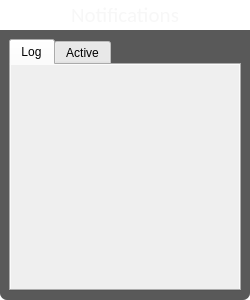
Before: the Qt Designer form UiModule/ui/NotificationBrowserWidget.ui in realXtend/tundra, drawn with Qt 5.
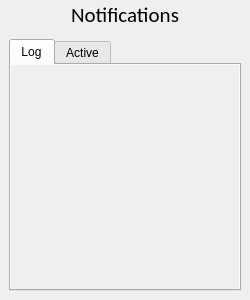
After: the same form once the commit is applied. The open tabs and pages were chosen to show the change. Icons and pictures are not drawn.

Patch:
```diff
--- a/UiModule/ui/NotificationBrowserWidget.ui
+++ b/UiModule/ui/NotificationBrowserWidget.ui
@@ -32,16 +32,7 @@
    <string>NotificationBrowserWidget</string>
   </property>
   <property name="styleSheet">
-   <string notr="true">QWidget#NotificationBrowserWidget {
-	background-color: transparent;
-}
-
-QWidget#tabContainerWidget {
-	background-color: rgba(34,34,34,191);
-	border-bottom-left-radius: 7px;
-	border-bottom-right-radius: 7px;
-}
-</string>
+   <string notr="true"/>
   </property>
   <layout class="QVBoxLayout" name="verticalLayout">
    <property name="spacing">
@@ -77,12 +68,7 @@
       </font>
      </property>
      <property name="styleSheet">
-      <string notr="true">QLabel#titleLabel {
-	background-image: url('./data/ui/images/ether/title_bg.png');
-	background-position: top left;
-	background-repeat: repeat-x;
-	color: qlineargradient(spread:pad, x1:1, y1:0, x2:1, y2:1, stop:0 rgba(233, 233, 233, 255), stop:1 rgba(247, 247, 247, 255));
-}</string>
+      <string notr="true"/>
      </property>
      <property name="text">
       <string>Notifications</string>
```
Left out of the diff: 6 changed lines with no effect on the pictures.
